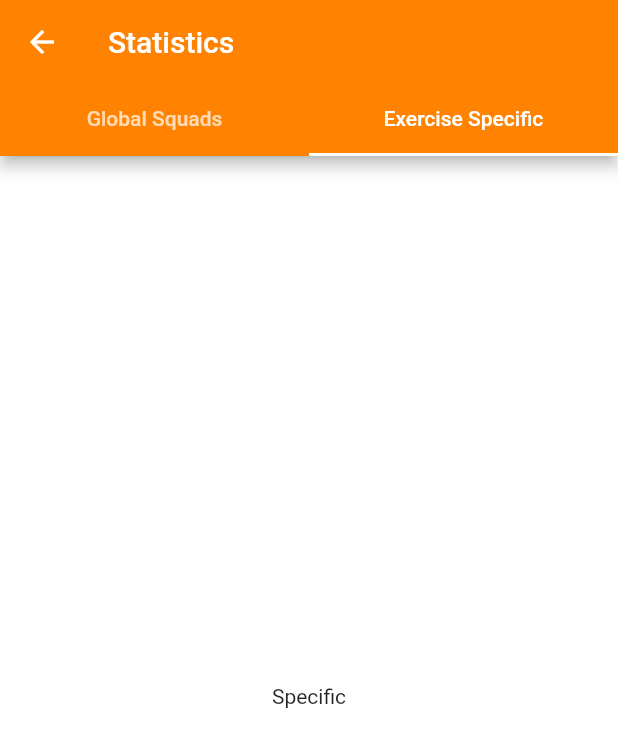
After one commit to tiagoeborsanyi/gym-mobile, a Flutter app: the StatisticScreen screen opened directly, tab 2 chosen, on a phone screen of 412 x 824 dp. The commit adds this screen. Shown: the top 747 px of the screen. Run offline on Flutter 3.47's test engine with Material 2 defaults, Android fonts, the light colour scheme and no system bars.

Commit message:
created simple component statistics globalSquads

```diff
--- /dev/null
+++ b/lib/components/global_squads.dart
@@ -0,0 +1,12 @@
+import 'package:flutter/material.dart';
+
+class GlobalSquads extends StatelessWidget {
+  const GlobalSquads({Key? key}) : super(key: key);
+
+  @override
+  Widget build(BuildContext context) {
+    return Center(
+      child: Text('Specific'),
+    );
+  }
+}
--- a/lib/screens/statistic_screen.dart
+++ b/lib/screens/statistic_screen.dart
@@ -1,4 +1,6 @@
 import 'package:flutter/material.dart';
+
+import '../components/global_squads.dart';
 
 class StatisticScreen extends StatelessWidget {
   const StatisticScreen({Key? key}) : super(key: key);
@@ -27,9 +29,7 @@ class StatisticScreen extends StatelessWidget {
             Center(
               child: Text('Global'),
             ),
-            Center(
-              child: Text('Specific'),
-            ),
+            GlobalSquads()
           ],
         ),
       ),
```
